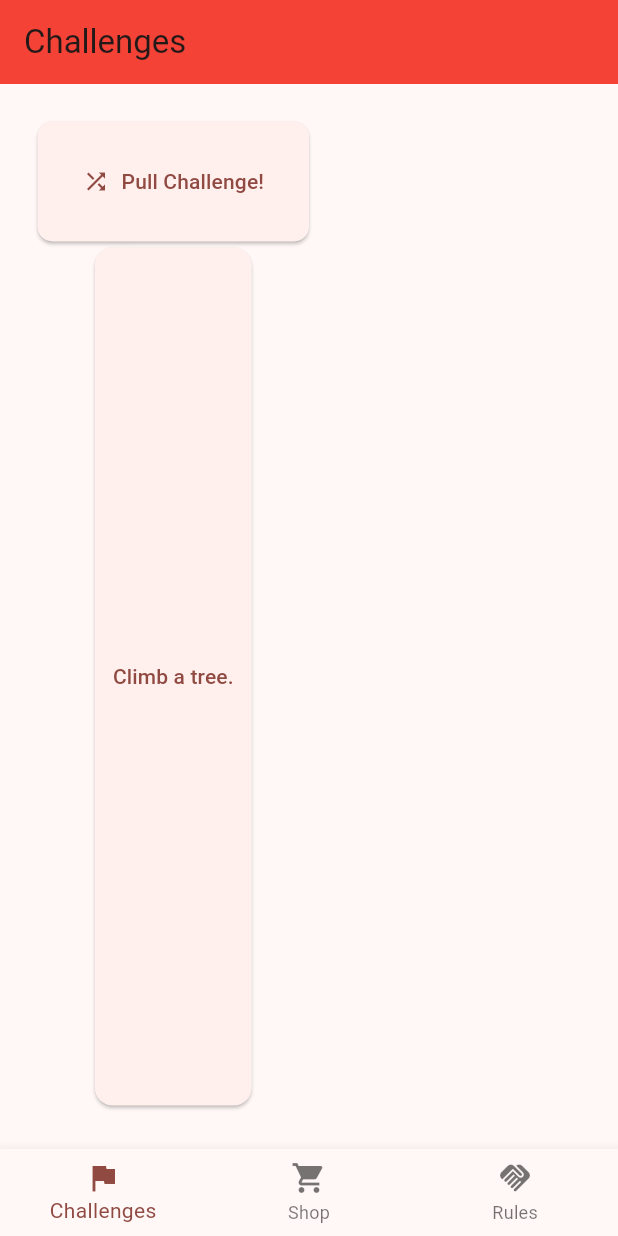
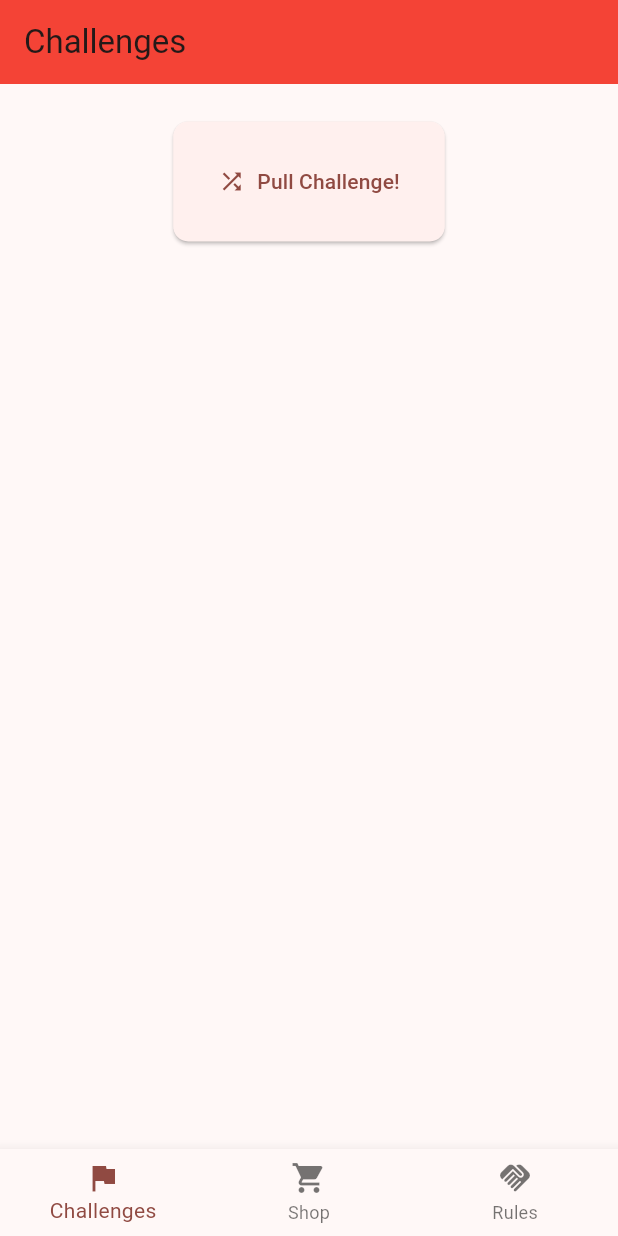
Before and after one commit to velix2/tag_lag, a Flutter app: the screen it shows after launch, after a tap on "Pull Challenge!", on a phone screen of 412 x 824 dp. Run offline on Flutter 3.47's test engine with Material 2 defaults, Android fonts, the phone set to English and light mode, and no system bars.

Commit message:
implemented coin system and improved challenge functionality

```diff
--- a/lib/main.dart
+++ b/lib/main.dart
@@ -36,12 +36,18 @@ class TagLag extends StatelessWidget {
 class TagLagState extends ChangeNotifier {
   List challenges = [];
   int currentChallengeIndex = 0;
+  bool hasActiveChallenge = false;
+  int coinBalance = 500;
 
   void shuffleChallenges() {
-    final _random = new Random();
-    currentChallengeIndex = _random.nextInt(challenges.length);
-    print("TESTTESTTEST");
-    print(currentChallengeIndex);
+    final random = Random();
+    currentChallengeIndex = random.nextInt(challenges.length);
+    hasActiveChallenge = true;
+  }
+
+  void completedChallenge() {
+    coinBalance += challenges[currentChallengeIndex]["coins"] as int;
+    hasActiveChallenge = false;
   }
 }
 
@@ -103,6 +109,7 @@ class ChallengesPage extends StatefulWidget {
 }
 
 class _ChallengesPageState extends State<ChallengesPage> {
+
   // ignore: unused_field
   List challengesList = [];
 
@@ -126,7 +133,9 @@ class _ChallengesPageState extends State<ChallengesPage> {
   @override
   Widget build(BuildContext context) {
     var appState = context.watch<TagLagState>();
-    appState.challenges = challengesList;
+    if (appState.challenges.isEmpty) {
+      appState.challenges = challengesList;
+    }
     var currentChallengeIndex = appState.currentChallengeIndex;
     return Scaffold(
         appBar: AppBar(
@@ -139,7 +148,7 @@ class _ChallengesPageState extends State<ChallengesPage> {
               mainAxisAlignment: MainAxisAlignment.spaceBetween,
               children: [
                 ConstrainedBox(
-                  constraints: BoxConstraints(),
+                  constraints: const BoxConstraints(),
                   child: ElevatedButton.icon(
                       onPressed: appState.shuffleChallenges,
                       icon: const Icon(Icons.shuffle),
@@ -152,18 +161,21 @@ class _ChallengesPageState extends State<ChallengesPage> {
                               const EdgeInsets.all(30))),
                       label: const Text("Pull Challenge!")),
                 ),
-                appState.challenges.isNotEmpty
+                appState.hasActiveChallenge
                     ? Expanded(
                         child: Card(
                             child: TextButton(
                         onPressed: () => showDialog(
                             context: context,
                             builder: (BuildContext context) => AlertDialog(
-                                  title: Text(appState.challenges.elementAt(appState.currentChallengeIndex)["header"]),
-                                  content: Text(appState.challenges.elementAt(appState.currentChallengeIndex)["text"]),
+                                  title: Text(appState.challenges.elementAtOrNull(appState.currentChallengeIndex)["header"]),
+                                  content: Column(
+                                    children: [
+                                      Text(appState.challenges.elementAtOrNull(appState.currentChallengeIndex)["coins"].toString() + "coins"),
+                                      Text(appState.challenges.elementAtOrNull(appState.currentChallengeIndex)["text"])]),
                                   actions: [
                                     IconButton(
-                                        onPressed: () {},
+                                        onPressed: () {appState.completedChallenge(); Navigator.pop(context);},
                                         icon: const Icon(Icons.check))
                                   ],
                                 )
@@ -179,16 +191,25 @@ class _ChallengesPageState extends State<ChallengesPage> {
     );
   }
 }
-class ShopPage extends StatelessWidget {
+
+class ShopPage extends StatefulWidget {
   const ShopPage({super.key});
 
   @override
+  State<ShopPage> createState() => _ShopPageState();
+}
+
+class _ShopPageState extends State<ShopPage> {
+
+  @override
   Widget build(BuildContext context) {
+    var appState = context.watch<TagLagState>();
     return Scaffold(
       appBar: AppBar(
         title: const Text("Shop"),
         backgroundColor: Colors.red,
       ),
+      body: Text(appState.coinBalance.toString()),
     );
   }
 }
```
